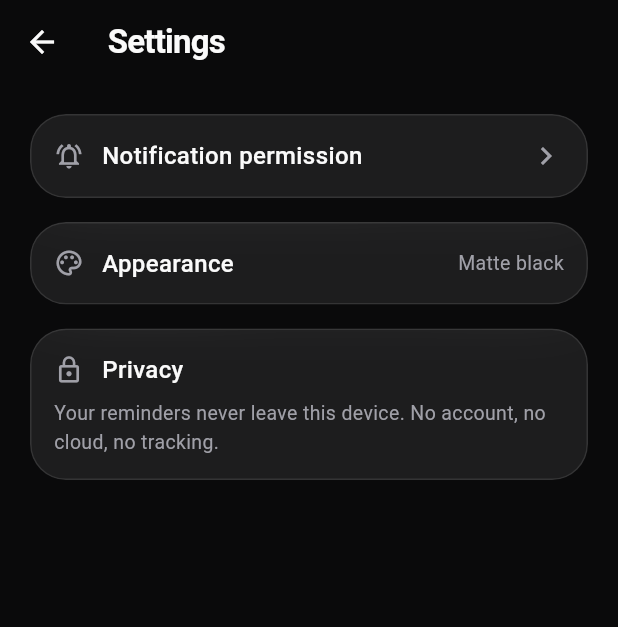
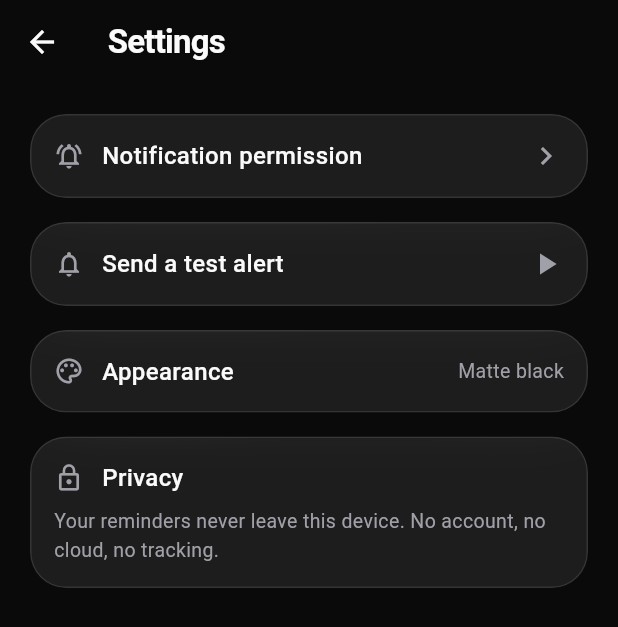
Before and after one commit to Hassanlight/MeMoRing-app, a Flutter app: the screen it shows after launch, after a tap on the "settings" icon, on a phone screen of 412 x 824 dp. Shown: the top 627 px of the screen. Run offline on Flutter 3.47's test engine with Material 3 defaults, Android fonts, the phone set to English and light mode, and no system bars; our stand-ins replace flutter_local_notifications, flutter_riverpod, go_router, image_picker, timezone.

Commit message:
fix(notifications): request permissions on launch, exact-alarm fallback, test alert

```diff
--- a/lib/features/settings/presentation/settings_screen.dart
+++ b/lib/features/settings/presentation/settings_screen.dart
@@ -54,6 +54,29 @@ class SettingsScreen extends ConsumerWidget {
               ),
             ),
             const SizedBox(height: AppSpacing.lg),
+            GlassCard(
+              onTap: () async {
+                await ref.read(notificationServiceProvider).scheduleTest();
+                if (context.mounted) {
+                  ScaffoldMessenger.of(context).showSnackBar(
+                    const SnackBar(
+                      content: Text('Test alert in 5 seconds — lock or background the app'),
+                    ),
+                  );
+                }
+              },
+              child: const Row(
+                children: [
+                  Icon(Icons.notifications_outlined,
+                      color: AppColors.mutedWhite, size: 20),
+                  SizedBox(width: AppSpacing.md),
+                  Text('Send a test alert', style: AppTypography.bodyMedium),
+                  Spacer(),
+                  Icon(Icons.play_arrow, color: AppColors.mutedWhite),
+                ],
+              ),
+            ),
+            const SizedBox(height: AppSpacing.lg),
             const GlassCard(
               child: Row(
                 children: [
--- a/lib/main.dart
+++ b/lib/main.dart
@@ -15,8 +15,8 @@ Future<void> main() async {
   // Timezone-correct scheduling (DST-safe). Device-timezone auto-detection was
   // removed to keep the Android build toolchain-clean; default to the launch
   // market (Qatar) and fall back to UTC.
-  // TODO(scheduler): restore dynamic device-timezone detection with a
-  // Gradle-compatible plugin before multi-region release.
+  // TODO(scheduler): restore dynamic device-timezone detection before
+  // multi-region release.
   tzdata.initializeTimeZones();
   try {
     tz.setLocalLocation(tz.getLocation('Asia/Qatar'));
@@ -25,10 +25,10 @@ Future<void> main() async {
   }
 
   final container = ProviderContainer();
-  await container.read(notificationServiceProvider).init(
+  final notifications = container.read(notificationServiceProvider);
+  await notifications.init(
     onTap: (reminderId) {
       if (reminderId == null || reminderId.isEmpty) return;
-      // Defer until the router is attached (covers cold-launch too).
       WidgetsBinding.instance.addPostFrameCallback((_) {
         appRouter.push('/alert/$reminderId');
       });
@@ -41,4 +41,18 @@ Future<void> main() async {
       child: const MemoringApp(),
     ),
   );
+
+  // Ask for notification + exact-alarm permission once the UI is up (a resumed
+  // activity is required for the system dialog), then make sure every saved
+  // reminder actually has a pending alarm.
+  WidgetsBinding.instance.addPostFrameCallback((_) async {
+    await notifications.requestPermission();
+    final repo = container.read(reminderRepositoryProvider);
+    final now = DateTime.now();
+    for (final r in await repo.getAll()) {
+      if (r.isActive && !r.isCompleted && r.effectiveFireAt.isAfter(now)) {
+        await notifications.schedule(r);
+      }
+    }
+  });
 }
```
Also changed, not shown: lib/shared/services/notification_service.dart (+78 -37 lines).
